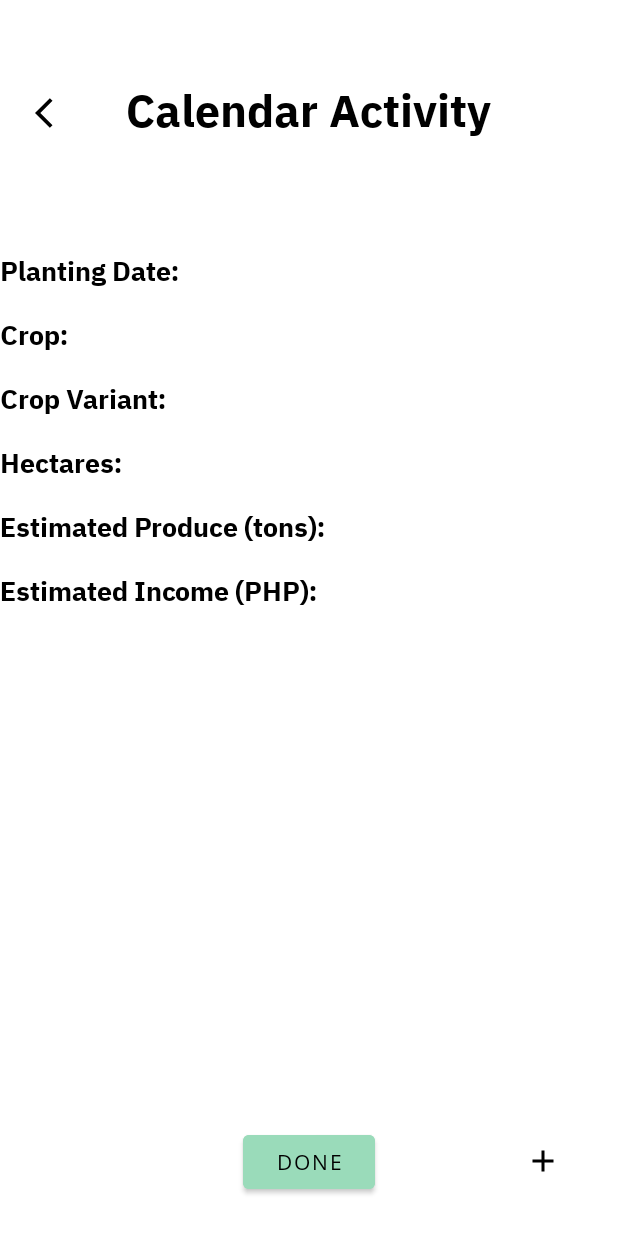
After one commit to Amenyuwel/Harvest-Assistant-Android, an Android app: the layout activity_display_planted.xml on its own in the app's theme, with its tools: preview values and no code run, on a phone screen of 412 x 824 dp. The commit adds this screen. Shown: the top 1233 px of the screen. Run offline under Robolectric (Android 15) with nearby library versions, the phone set to English and light mode, and no system bars.

Commit message:
tung sa calendar halos

```diff
--- a/app/build.gradle.kts
+++ b/app/build.gradle.kts
@@ -65,7 +65,7 @@ dependencies {
     implementation("androidx.camera:camera-mlkit-vision:${camerax_version}")
     implementation("androidx.camera:camera-extensions:${camerax_version}")
 
-// Add the Volley library
+
     implementation ("com.android.volley:volley:1.2.0")
 
 
--- a/app/src/main/AndroidManifest.xml
+++ b/app/src/main/AndroidManifest.xml
@@ -8,6 +8,7 @@
     <uses-permission android:name="android.permission.READ_EXTERNAL_STORAGE" />
     <uses-permission android:name="android.permission.WRITE_EXTERNAL_STORAGE" />
     <uses-permission android:name="android.permission.INTERNET" />
+    <uses-permission android:name="android.permission.ACCESS_NETWORK_STATE"/>
 
     <uses-feature android:name="android.hardware.camera" />
 
@@ -22,6 +23,9 @@
         android:supportsRtl="true"
         android:theme="@style/AppTheme"
         tools:targetApi="31">
+        <activity
+            android:name=".DisplayPlanted"
+            android:exported="false" />
         <activity
             android:name=".CropSelection"
             android:exported="false" />
--- a/app/src/main/java/com/example/app/CameraActivity.java
+++ b/app/src/main/java/com/example/app/CameraActivity.java
@@ -176,7 +176,7 @@ public class CameraActivity extends AppCompatActivity {
         capturedImage.compress(Bitmap.CompressFormat.JPEG, 100, byteArrayOutputStream);
         String encodedImage = Base64.encodeToString(byteArrayOutputStream.toByteArray(), Base64.DEFAULT);
 
-        String url = "https://your-api-url.com/your-endpoint"; // Replace with your actual API endpoint
+        String url = "http://192.168.5.108/api/pest_report.php"; // Replace with your actual API endpoint
 
         RequestQueue requestQueue = Volley.newRequestQueue(this);
 
--- /dev/null
+++ b/app/src/main/res/layout/activity_display_planted.xml
@@ -0,0 +1,201 @@
+<?xml version="1.0" encoding="utf-8"?>
+<RelativeLayout xmlns:android="http://schemas.android.com/apk/res/android"
+    xmlns:app="http://schemas.android.com/apk/res-auto"
+    xmlns:tools="http://schemas.android.com/tools"
+    android:layout_width="match_parent"
+    android:layout_height="match_parent">
+
+
+    <TextView
+        android:layout_width="wrap_content"
+        android:layout_height="wrap_content"
+        android:fontFamily="@font/ibmbold"
+        android:text="Calendar Activity"
+        android:textColor="@color/black"
+        android:textSize="30dp"
+        android:layout_centerHorizontal="true"
+        android:layout_marginTop="50dp"/>
+
+
+    <ImageButton
+        android:id="@+id/ivDate"
+        android:layout_width="100dp"
+        android:layout_height="100dp"
+        android:src="@drawable/add"
+        android:backgroundTint="@color/design_default_color_surface"
+        android:layout_alignParentBottom="true"
+        android:layout_alignParentEnd="true"/>
+
+    <ImageButton
+        android:id="@+id/calendarBackButton"
+        android:layout_width="30dp"
+        android:layout_height="50dp"
+        android:src="@drawable/back"
+        android:backgroundTint="@color/design_default_color_surface"
+        android:layout_marginLeft="20dp"
+        android:layout_marginTop="50dp"/>
+
+    <LinearLayout
+        android:layout_width="match_parent"
+        android:layout_height="wrap_content"
+        android:orientation="vertical"
+        android:layout_marginTop="150dp">
+
+        <RelativeLayout
+            android:layout_width="match_parent"
+            android:layout_height="wrap_content"
+            android:layout_marginTop="16dp">
+
+            <TextView
+                android:id="@+id/tvLabelSelectedDate"
+                android:layout_width="wrap_content"
+                android:layout_height="wrap_content"
+                android:textSize="18sp"
+                android:text="Planting Date: "
+                android:fontFamily="@font/ibmbold"
+                android:textColor="@color/black"/>
+
+            <TextView
+                android:id="@+id/tvSelectedDate"
+                android:layout_width="wrap_content"
+                android:layout_height="wrap_content"
+                android:textSize="18sp"
+                android:layout_toEndOf="@id/tvLabelSelectedDate"
+                android:layout_marginStart="8dp"
+                android:textColor="@color/black"/>
+        </RelativeLayout>
+
+        <RelativeLayout
+            android:layout_width="match_parent"
+            android:layout_height="wrap_content"
+            android:layout_marginTop="16dp">
+
+            <TextView
+                android:id="@+id/tvLabelCrop"
+                android:layout_width="wrap_content"
+                android:layout_height="wrap_content"
+                android:textSize="18sp"
+                android:text="Crop: "
+                android:fontFamily="@font/ibmbold"
+                android:textColor="@color/black"/>
+
+            <TextView
+                android:id="@+id/tvCrop"
+                android:layout_width="wrap_content"
+                android:layout_height="wrap_content"
+                android:textSize="18sp"
+                android:layout_toEndOf="@id/tvLabelCrop"
+                android:layout_marginStart="8dp"
+                android:textColor="@color/black"/>
+        </RelativeLayout>
+
+        <RelativeLayout
+            android:layout_width="match_parent"
+            android:layout_height="wrap_content"
+            android:layout_marginTop="16dp">
+
+            <TextView
+                android:id="@+id/tvLabelVariant"
+                android:layout_width="wrap_content"
+                android:layout_height="wrap_content"
+                android:textSize="18sp"
+                android:text="Crop Variant: "
+                android:fontFamily="@font/ibmbold"
+                android:textColor="@color/black"/>
+
+            <TextView
+                android:id="@+id/tvVariant"
+                android:layout_width="wrap_content"
+                android:layout_height="wrap_content"
+                android:textSize="18sp"
+                android:layout_toEndOf="@id/tvLabelVariant"
+                android:layout_marginStart="8dp"
+                android:textColor="@color/black"/>
+        </RelativeLayout>
+
+        <RelativeLayout
+            android:layout_width="match_parent"
+            android:layout_height="wrap_content"
+            android:layout_marginTop="16dp">
+
+            <TextView
+                android:id="@+id/tvLabelHectares"
+                android:layout_width="wrap_content"
+                android:layout_height="wrap_content"
+                android:textSize="18sp"
+                android:text="Hectares: "
+                android:fontFamily="@font/ibmbold"
+                android:textColor="@color/black"/>
+
+            <TextView
+                android:id="@+id/tvHectares"
+                android:layout_width="wrap_content"
+                android:layout_height="wrap_content"
+                android:textSize="18sp"
+                android:layout_toEndOf="@id/tvLabelHectares"
+                android:layout_marginStart="8dp"
+                android:textColor="@color/black"/>
+        </RelativeLayout>
+
+        <RelativeLayout
+            android:layout_width="match_parent"
+            android:layout_height="wrap_content"
+            android:layout_marginTop="16dp">
+
+            <TextView
+                android:id="@+id/tvLabelEstimatedProduce"
+                android:layout_width="wrap_content"
+                android:layout_height="wrap_content"
+                android:textSize="18sp"
+                android:text="Estimated Produce (tons): "
+                android:fontFamily="@font/ibmbold"
+                android:textColor="@color/black"/>
+
+            <TextView
+                android:id="@+id/tvEstimatedProduce"
+                android:layout_width="wrap_content"
+                android:layout_height="wrap_content"
+                android:textSize="18sp"
+                android:layout_toEndOf="@id/tvLabelEstimatedProduce"
+                android:layout_marginStart="8dp"
+                android:textColor="@color/black"/>
+        </RelativeLayout>
+
+        <RelativeLayout
+            android:layout_width="match_parent"
+            android:layout_height="wrap_content"
+            android:layout_marginTop="16dp">
+
+            <TextView
+                android:id="@+id/tvLabelEstimatedIncome"
+                android:layout_width="wrap_content"
+                android:layout_height="wrap_content"
+                android:textSize="18sp"
+                android:text="Estimated Income (PHP): "
+                android:fontFamily="@font/ibmbold"
+                android:textColor="@color/black"/>
+
+            <TextView
+                android:id="@+id/tvEstimatedIncome"
+                android:layout_width="wrap_content"
+                android:layout_height="wrap_content"
+                android:textSize="18sp"
+                android:layout_toEndOf="@id/tvLabelEstimatedIncome"
+                android:layout_marginStart="8dp"
+                android:textColor="@color/black"/>
+        </RelativeLayout>
+
+    </LinearLayout>
+
+    <Button
+        android:layout_width="wrap_content"
+        android:layout_height="wrap_content"
+        android:text="Done"
+        android:textColor="@color/black"
+        android:backgroundTint="@color/Mint"
+        android:layout_alignParentBottom="true"
+        android:layout_centerHorizontal="true"
+        android:layout_marginBottom="25dp"/>
+
+
+</RelativeLayout>
```
Also changed, not shown: app/src/main/java/com/example/app/Calendarclass.java (+24 -27 lines), app/src/main/java/com/example/app/DisplayPlanted.java (added, +21 -0 lines), app/src/main/java/com/example/app/FormActivity.java (+133 -36 lines), app/src/main/java/com/example/app/Login.java (+97 -84 lines), app/src/main/res/layout/activity_form.xml (+3 -4 lines), app/src/main/res/values/strings.xml (+3 -17 lines).
